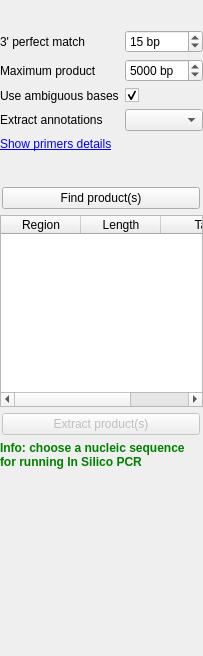
ugeneunipro/ugene, file src/plugins/pcr/src/InSilicoPcrOptionPanelWidget.ui: the form before one commit.
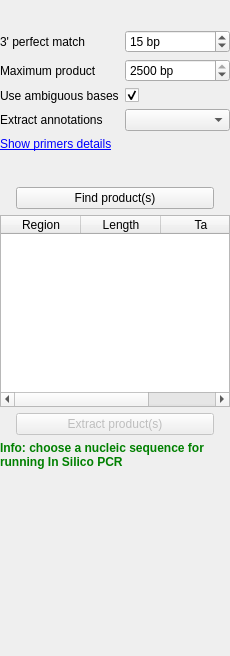
The form after the commit. Custom widgets are drawn as their Qt base class.

Commit message: UGENE-6176 update maximum primers value

```diff
--- a/src/plugins/pcr/src/InSilicoPcrOptionPanelWidget.ui
+++ b/src/plugins/pcr/src/InSilicoPcrOptionPanelWidget.ui
@@ -6,7 +6,7 @@
    <rect>
     <x>0</x>
     <y>0</y>
-    <width>203</width>
+    <width>230</width>
     <height>656</height>
    </rect>
   </property>
@@ -124,10 +124,10 @@
             <number>1</number>
            </property>
            <property name="maximum">
-            <number>999999</number>
+            <number>2500</number>
            </property>
            <property name="value">
-            <number>5000</number>
+            <number>2500</number>
            </property>
           </widget>
          </item>
@@ -165,11 +165,7 @@
           </widget>
          </item>
          <item row="3" column="1">
-          <widget class="QComboBox" name="annsComboBox">
-           <property name="sizeAdjustPolicy">
-            <enum>QComboBox::AdjustToMinimumContentsLength</enum>
-           </property>
-          </widget>
+          <widget class="QComboBox" name="annsComboBox"/>
          </item>
          <item row="2" column="0">
           <widget class="QLabel" name="label_3">
@@ -340,7 +336,7 @@
          <bool>false</bool>
         </attribute>
         <attribute name="verticalHeaderDefaultSectionSize">
-         <number>24</number>
+         <number>30</number>
         </attribute>
         <column>
          <property name="text">
```
